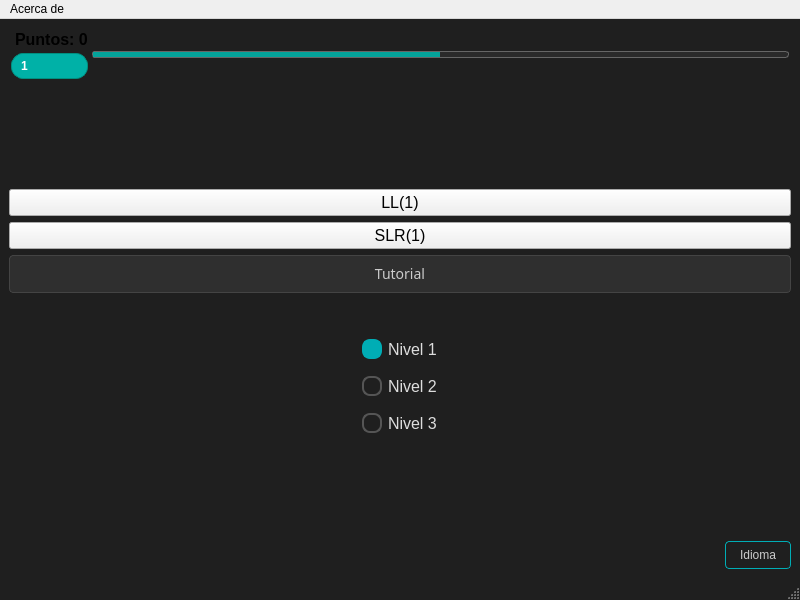
Old version of the form src/gui/mainwindow.ui in the repository jose-rZM/SyntaxTutor.
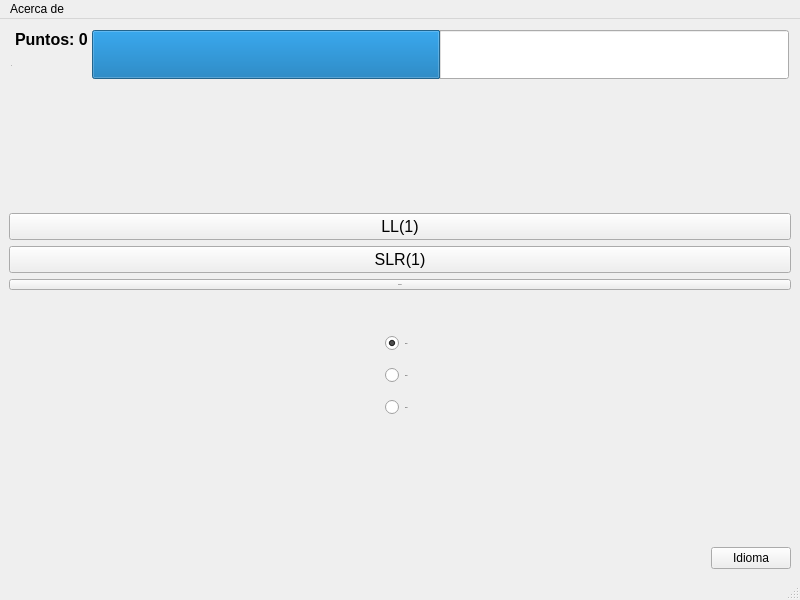
New version of the form. Icons and pictures are not drawn.

Commit message: refactor: extract general styles

Diff of the .ui file:
```diff
--- a/src/gui/mainwindow.ui
+++ b/src/gui/mainwindow.ui
@@ -23,13 +23,6 @@
    <iconset resource="resources.qrc">
     <normaloff>:/resources/syntaxtutor.png</normaloff>:/resources/syntaxtutor.png</iconset>
   </property>
-  <property name="styleSheet">
-   <string notr="true">QMainWindow {
-background-color: #1F1F1F;
-color: #E0E0E0;
-}
-</string>
-  </property>
   <widget class="QWidget" name="centralwidget">
    <layout class="QVBoxLayout" name="verticalLayout_4" stretch="0,1,3,0,3,1,0">
     <property name="sizeConstraint">
@@ -83,9 +76,6 @@
             <property name="cursor">
              <cursorShape>ArrowCursor</cursorShape>
             </property>
-            <property name="styleSheet">
-             <string notr="true"/>
-            </property>
             <property name="text">
              <string>Puntos: 0</string>
             </property>
@@ -113,21 +103,6 @@
             <bold>true</bold>
            </font>
           </property>
-          <property name="styleSheet">
-           <string notr="true">QLabel {
-    min-width: 24px;
-    min-height: 24px;
-    padding: 0px 6px;
-    font-weight: bold;
-    font-size: 12px;
-    background-color: #00B1A7;
-    color: white;
-    border-radius: 12px;
-    border: 1px solid #008F80;
-    qproperty-alignment: 'AlignCenter';
-}
-</string>
-          </property>
           <property name="text">
            <string>1</string>
           </property>
@@ -149,23 +124,6 @@
           <height>7</height>
          </size>
         </property>
-        <property name="styleSheet">
-         <string notr="true">QProgressBar {
-    background-color: #2A2A2A;   /* solo un pelín más claro que el fondo */
-    border: 1px solid #666666;    /* gris medio */
-    border-radius: 3px;
-    min-height: 5px;
-    max-height: 5px;
-    text-align: center;
-    color: transparent;
-}
-QProgressBar::chunk {
-    background-color: rgba(0, 177, 167, 0.9);
-    border-radius: 3px;
-    margin: 0px;
-}
-</string>
-        </property>
         <property name="value">
          <number>50</number>
         </property>
@@ -262,24 +220,6 @@
         <property name="cursor">
          <cursorShape>PointingHandCursor</cursorShape>
         </property>
-        <property name="styleSheet">
-         <string notr="true">QPushButton {
-    background-color: #2F2F2F;        /* Gris muy oscuro, casi al tono de fondo */
-    color:            #CCCCCC;        /* Gris claro, sin llegar a blanco puro */
-    border:           1px solid #444; /* Borde sutil para definir límites */
-    padding:          8px 16px;
-    border-radius:    4px;
-    font-size:        14px;
-    font-family:      'Noto Sans';
-}
-QPushButton:hover {
-    background-color: #3A3A3A;        /* Un poco más claro al pasar el cursor */
-    color:            #FFFFFF;
-}
-QPushButton:pressed {
-    background-color: #262626;        /* Oscurece un pelín al pulsar */
-}</string>
-        </property>
         <property name="text">
          <string>Tutorial</string>
         </property>
@@ -318,28 +258,6 @@
           <pointsize>-1</pointsize>
          </font>
         </property>
-        <property name="styleSheet">
-         <string notr="true">QRadioButton {
-    color:    #DDDDDD;
-    font-size:16px;
-    spacing:  6px;
-}
-QRadioButton::indicator {
-    width:        16px;
-    height:       16px;
-    border-radius:8px;
-    border:       2px solid #555555;
-    background:   transparent;
-}
-QRadioButton::indicator:checked {
-    background: #00ADB5;
-    border:     2px solid #00ADB5;
-}
-QRadioButton::indicator:checked + QLabel {
-    color: #00ADB5;
-}
-</string>
-        </property>
         <property name="text">
          <string>Nivel 1</string>
         </property>
@@ -361,28 +279,6 @@
           <pointsize>-1</pointsize>
          </font>
         </property>
-        <property name="styleSheet">
-         <string notr="true">QRadioButton {
-    color:    #DDDDDD;
-    font-size:16px;
-    spacing:  6px;
-}
-QRadioButton::indicator {
-    width:        16px;
-    height:       16px;
-    border-radius:8px;
-    border:       2px solid #555555;
-    background:   transparent;
-}
-QRadioButton::indicator:checked {
-    background: #00ADB5;
-    border:     2px solid #00ADB5;
-}
-QRadioButton::indicator:checked + QLabel {
-    color: #00ADB5;
-}
-</string>
-        </property>
         <property name="text">
          <string>Nivel 2</string>
         </property>
@@ -401,28 +297,6 @@
           <pointsize>-1</pointsize>
          </font>
         </property>
-        <property name="styleSheet">
-         <string notr="true">QRadioButton {
-    color:    #DDDDDD;
-    font-size:16px;
-    spacing:  6px;
-}
-QRadioButton::indicator {
-    width:        16px;
-    height:       16px;
-    border-radius:8px;
-    border:       2px solid #555555;
-    background:   transparent;
-}
-QRadioButton::indicator:checked {
-    background: #00ADB5;
-    border:     2px solid #00ADB5;
-}
-QRadioButton::indicator:checked + QLabel {
-    color: #00ADB5;
-}
-</string>
-        </property>
         <property name="text">
          <string>Nivel 3</string>
         </property>
@@ -460,24 +334,6 @@
       <property name="layoutDirection">
        <enum>Qt::LayoutDirection::RightToLeft</enum>
       </property>
-      <property name="styleSheet">
-       <string notr="true">QPushButton {
-    background: transparent;
-    color: #CCCCCC;
-    border: 1px solid #00ADB5;
-    border-radius: 4px;
-    padding: 6px 14px;
-    font-family: 'Noto Sans';
-    font-size: 12px;
-}
-QPushButton:hover {
-    background-color: rgba(255, 255, 255, 0.05);
-    color: #FFFFFF;
-}
-QPushButton:pressed {
-    background-color: rgba(255, 255, 255, 0.10);
-}</string>
-      </property>
       <property name="text">
        <string>Idioma</string>
       </property>
```
The commit also changes 6 other files.
